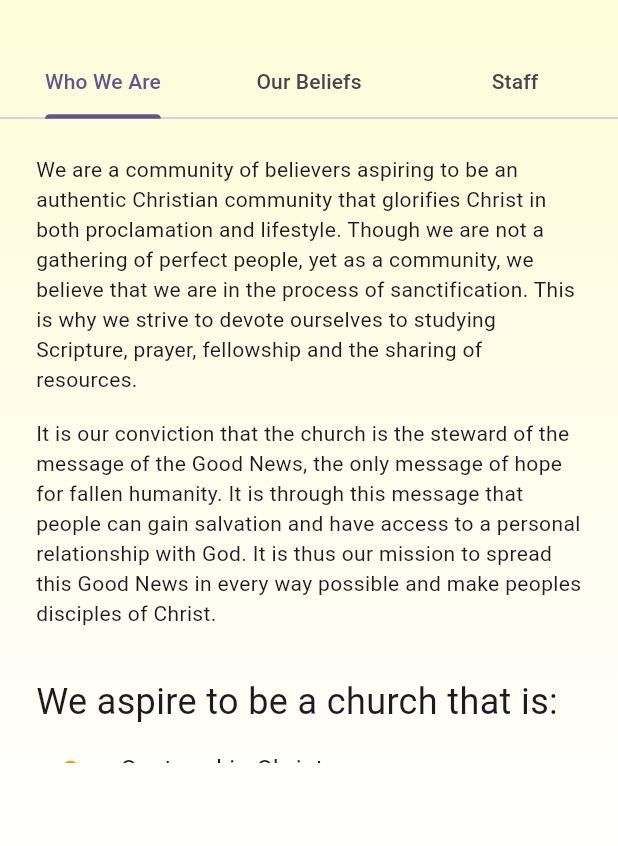
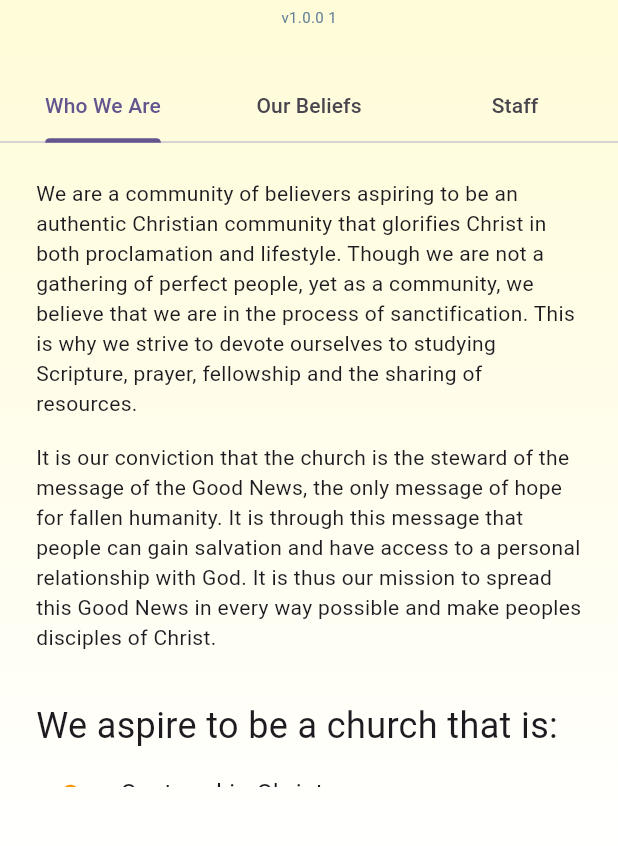
Before and after one commit to DagimN/living_way_mobile, a Flutter app: the AboutScreen screen opened by its route, on a phone screen of 412 x 824 dp, the part 372-1218 px from its top. Run offline on Flutter 3.47's test engine with Material 3 defaults, Android fonts, the phone set to English and light mode, and no system bars; our stand-ins replace audioplayers, cached_network_image, flutter_svg, logger, lottie, package_info_plus and 3 more; missing offline and left inert: flutter_polls, mini_music_visualizer, social_share; accounts and stored records are empty; project files that could hold a hidden picture were left out.

Commit message:
package version in the about screen added

```diff
--- a/lib/screens/Settings/about_screen.dart
+++ b/lib/screens/Settings/about_screen.dart
@@ -3,6 +3,7 @@ import 'package:flutter/material.dart';
 import 'package:living_way/config/paths.dart';
 import 'package:living_way/controllers/content_controller.dart';
 import 'package:living_way/themes/light_theme.dart';
+import 'package:package_info_plus/package_info_plus.dart';
 import 'package:provider/provider.dart';
 
 class AboutScreen extends StatelessWidget {
@@ -29,7 +30,20 @@ class AboutScreen extends StatelessWidget {
                         ? screenHeight * .3
                         : screenHeight * .4,
                     width: screenWidth * .7),
-                const SizedBox(height: 32),
+                Container(
+                    margin: const EdgeInsets.all(5),
+                    child: FutureBuilder(
+                        future: PackageInfo.fromPlatform(),
+                        builder: (context, snapshot) {
+                          final packageInfo = snapshot.data;
+                          String version = packageInfo?.version ?? "";
+                          String buildNumber = packageInfo?.buildNumber ?? "";
+
+                          return Text('v$version $buildNumber',
+                              style: const TextStyle(
+                                  color: Color(0xFF65829A), fontSize: 10));
+                        })),
+                const SizedBox(height: 24),
                 DefaultTabController(
                     length: 3,
                     child: Column(children: [
--- a/pubspec.yaml
+++ b/pubspec.yaml
@@ -49,6 +49,7 @@ dependencies:
   photo_view: ^0.15.0
   pretty_qr_code: ^3.3.0
   social_share: ^2.3.1
+  package_info_plus: ^8.0.2
 
 dev_dependencies:
   flutter_test:
```
Also changed, not shown: pubspec.lock, 1 other file.
